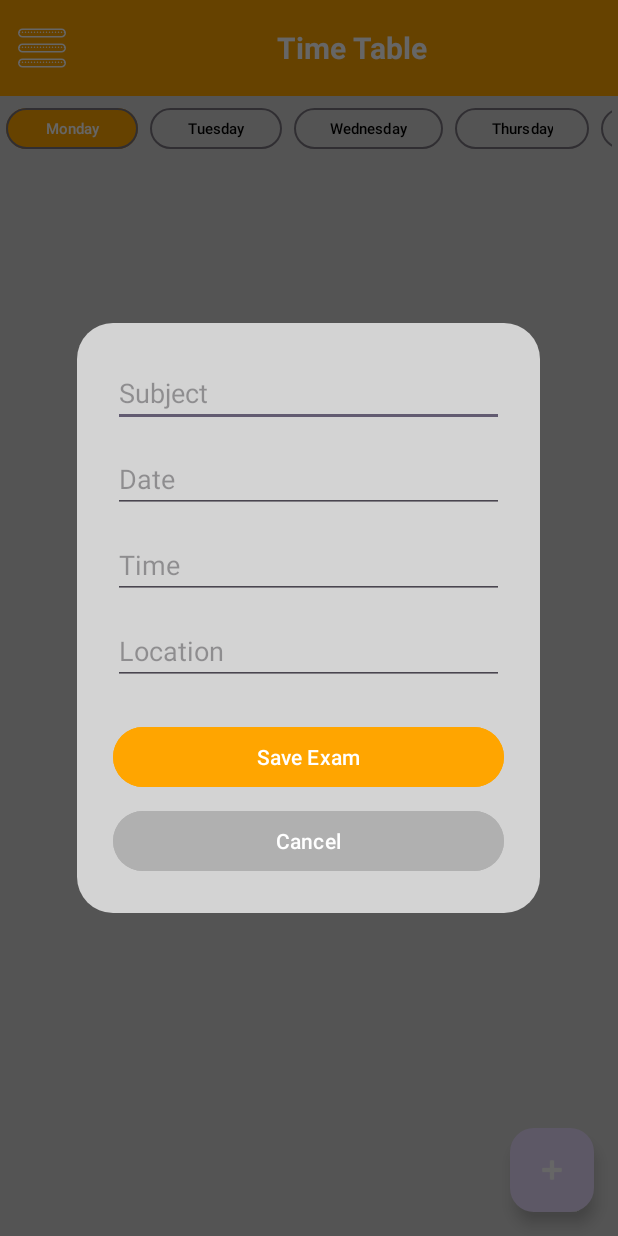
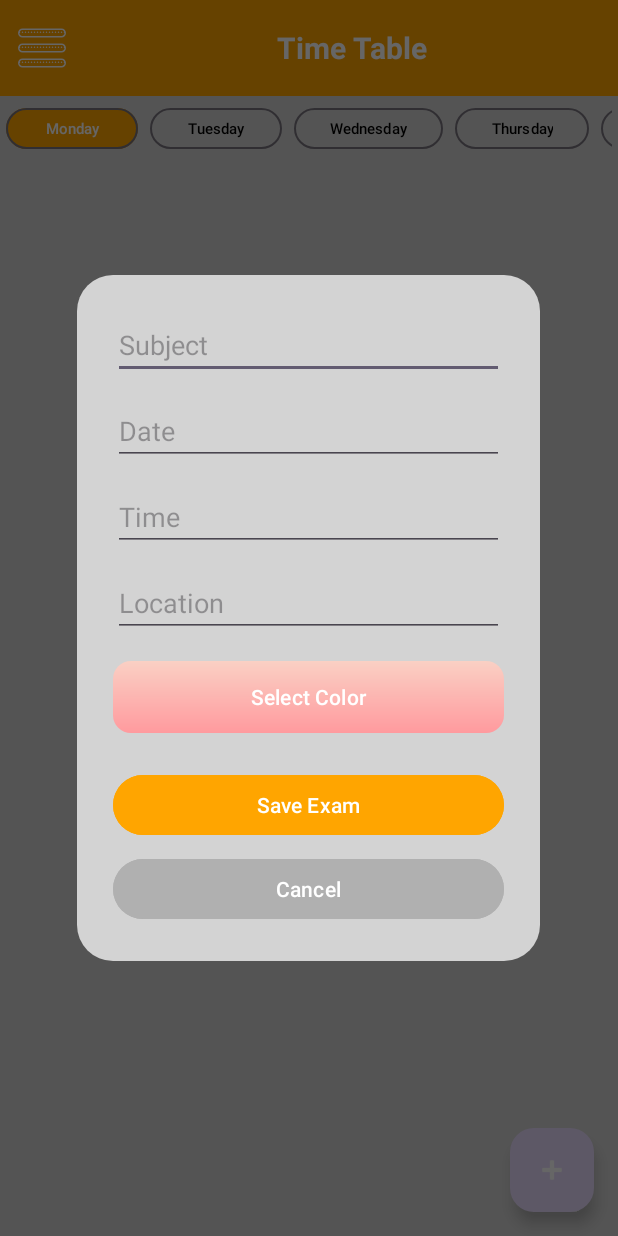
Before and after one commit to Nguyen-Thanh-Tri/android-manage-class-schedule, an Android app: the fragment AddExamDialog placed in its activity, on a phone screen of 412 x 824 dp. Run offline under Robolectric (Android 15) with nearby library versions, the light colour scheme and no system bars; our stand-ins replace Room's generated code.

Commit message:
exam update and color picker

```diff
--- a/app/src/main/java/com/mtp/shedule/dao/ExamDao.java
+++ b/app/src/main/java/com/mtp/shedule/dao/ExamDao.java
@@ -5,6 +5,7 @@ import androidx.room.Dao;
 import androidx.room.Delete;
 import androidx.room.Insert;
 import androidx.room.Query;
+import androidx.room.Update;
 
 import com.mtp.shedule.entity.ExamEntity;
 import java.util.List;
@@ -17,6 +18,9 @@ public interface ExamDao {
     @Delete
     void delete(ExamEntity exam);
 
+    @Update
+    void update(ExamEntity exam);
+
     @Query("SELECT * FROM exam")
     LiveData<List<ExamEntity>> getAllExams();
 }
--- a/app/src/main/java/com/mtp/shedule/database/ConnDatabase.java
+++ b/app/src/main/java/com/mtp/shedule/database/ConnDatabase.java
@@ -13,7 +13,7 @@ import com.mtp.shedule.dao.ExamDao;
 import com.mtp.shedule.entity.TeacherEntity;
 
 @Database(
-        entities = {CourseEntity.class, ExamEntity.class, TeacherEntity.class}, version = 5)
+        entities = {CourseEntity.class, ExamEntity.class, TeacherEntity.class}, version = 6)
 public abstract class ConnDatabase extends RoomDatabase {
     public abstract CourseDao courseDao();
     public abstract ExamDao examDao();
--- a/app/src/main/java/com/mtp/shedule/entity/ExamEntity.java
+++ b/app/src/main/java/com/mtp/shedule/entity/ExamEntity.java
@@ -2,6 +2,8 @@ package com.mtp.shedule.entity;
 
 import androidx.room.Entity;
 import androidx.room.PrimaryKey;
+
+import com.mtp.shedule.R;
 
 @Entity(tableName = "exam")
 public class ExamEntity {
@@ -11,12 +13,14 @@ public class ExamEntity {
     private String date;
     private String time;
     private String location;
+    private int color;
 
     public ExamEntity(String subject, String date, String time, String location) {
         this.subject = subject;
         this.date = date;
         this.time = time;
         this.location = location;
+        this.color = R.drawable.gradient_bg_red;
     }
 
     // Getters and setters
@@ -30,4 +34,6 @@ public class ExamEntity {
     public void setTime(String time) { this.time = time; }
     public String getLocation() { return location; }
     public void setLocation(String location) { this.location = location; }
+    public int getColor() { return color; }
+    public void setColor(int color) { this.color = color; }
 }
--- a/app/src/main/res/layout/dialog_add_exam.xml
+++ b/app/src/main/res/layout/dialog_add_exam.xml
@@ -1,7 +1,9 @@
 <?xml version="1.0" encoding="utf-8"?>
 <LinearLayout xmlns:android="http://schemas.android.com/apk/res/android"
+    xmlns:tools="http://schemas.android.com/tools"
     android:layout_width="match_parent"
     android:layout_height="match_parent"
+    xmlns:app="http://schemas.android.com/apk/res-auto"
     android:orientation="vertical"
     android:padding="24dp"
     android:background="@drawable/bg_dialog_rounded">
@@ -40,6 +42,14 @@
         android:hint="Location"
         android:inputType="text"
         android:layout_marginTop="12dp" />
+    <Button
+        android:id="@+id/btnSelectColor"
+        android:layout_width="match_parent"
+        android:layout_height="wrap_content"
+        android:text="Select Color"
+        app:backgroundTint="@null"
+        android:layout_marginTop="16dp"
+        android:textColor="@android:color/white"/>
 
     <Button
         android:id="@+id/btnSaveExam"
--- a/app/src/main/res/layout/item_exam.xml
+++ b/app/src/main/res/layout/item_exam.xml
@@ -6,6 +6,7 @@
     android:layout_marginVertical="6dp"
     card_view:cardCornerRadius="12dp"
     card_view:cardElevation="6dp"
+    android:id="@+id/cardViewItemExam"
     android:foreground="?attr/selectableItemBackground"
     android:clickable="true"
     android:focusable="true">
@@ -13,7 +14,6 @@
     <LinearLayout
         android:layout_width="match_parent"
         android:layout_height="wrap_content"
-        android:background="@drawable/gradient_bg_red"
         android:orientation="vertical"
         android:padding="12dp"
         android:gravity="center_vertical">
```
Also changed, not shown: app/src/main/java/com/mtp/shedule/AddExamDialog.java (+75 -2 lines), app/src/main/java/com/mtp/shedule/adapter/ExamAdapter.java (+33 -0 lines).
